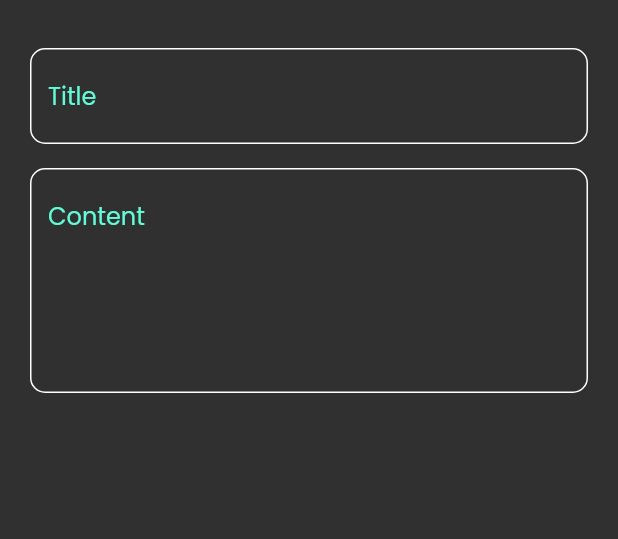
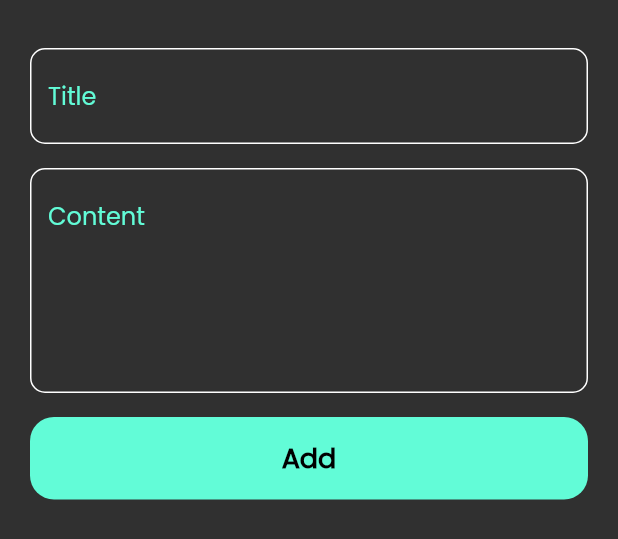
Before and after one commit to salah24/notes, a Flutter app: the AddNoteBotoomSheet widget shown alone on an empty page, opened directly, on a phone screen of 412 x 824 dp. Shown: the top 539 px of the screen. Run offline on Flutter 3.47's test engine with Material 2 defaults, Android fonts, the phone set to English and light mode, and no system bars.

Commit message:
finish note bottom sheet

```diff
--- a/lib/views/widgets/add_note_botoom_sheet.dart
+++ b/lib/views/widgets/add_note_botoom_sheet.dart
@@ -1,5 +1,8 @@
 import 'package:flutter/material.dart';
+import 'package:notes/views/widgets/custom_button.dart';
 import 'package:notes/views/widgets/custom_text_field.dart';
+
+import '../../constans.dart';
 
 class AddNoteBotoomSheet extends StatelessWidget {
   const AddNoteBotoomSheet({Key? key}) : super(key: key);
@@ -8,6 +11,7 @@ class AddNoteBotoomSheet extends StatelessWidget {
   Widget build(BuildContext context) {
     return Padding(
       padding: const EdgeInsets.symmetric(horizontal: 20),
+      child: SingleChildScrollView(
         child: Column(
           children: const [
             SizedBox(
@@ -23,7 +27,15 @@ class AddNoteBotoomSheet extends StatelessWidget {
               hint: 'Content',
               maxLines: 5,
             ),
+            SizedBox(
+              height: 16,
+            ),
+            CustomButton(),
+            SizedBox(
+              height: 16,
+            ),
           ],
+        ),
       ),
     );
   }
--- /dev/null
+++ b/lib/views/widgets/custom_button.dart
@@ -0,0 +1,23 @@
+import 'package:flutter/material.dart';
+
+import '../../constans.dart';
+
+class CustomButton extends StatelessWidget {
+  const CustomButton({Key? key}) : super(key: key);
+
+  @override
+  Widget build(BuildContext context) {
+    return Container(
+      decoration: BoxDecoration(
+          color: kPrimaryColor, borderRadius: BorderRadius.circular(16)),
+      width: MediaQuery.of(context).size.width,
+      height: 55,
+      child: const Center(
+          child: Text(
+        'Add',
+        style: TextStyle(
+            color: Colors.black, fontSize: 18, fontWeight: FontWeight.bold),
+      )),
+    );
+  }
+}
```
Lines whose indentation alone changed are shown as unchanged.
